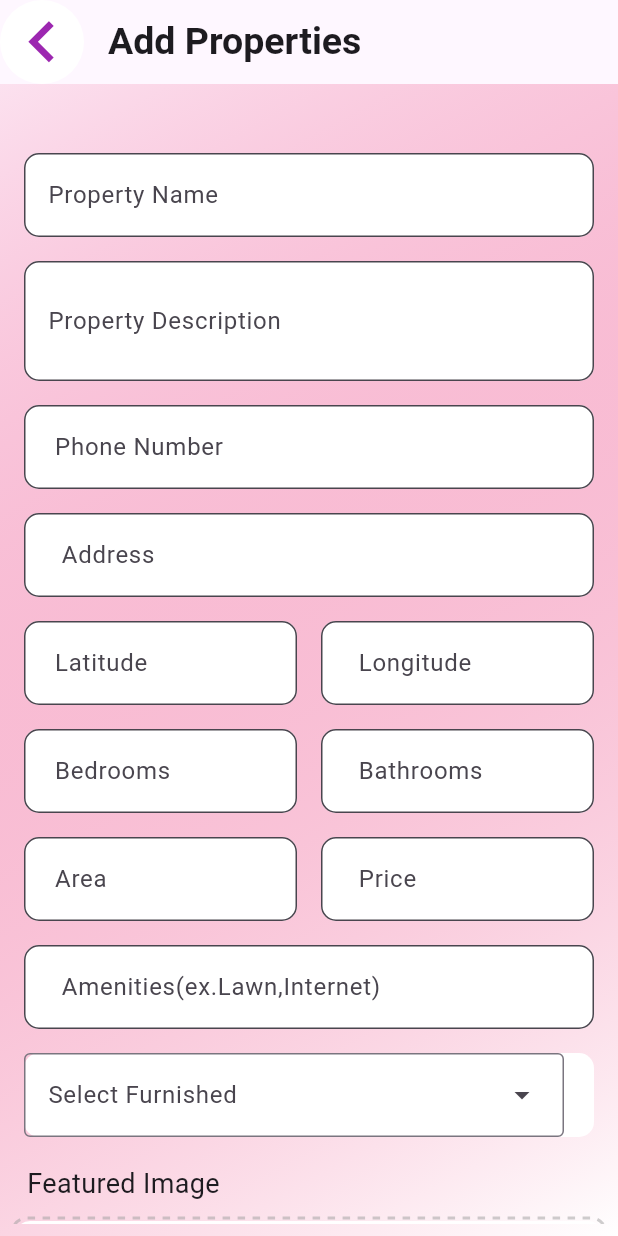
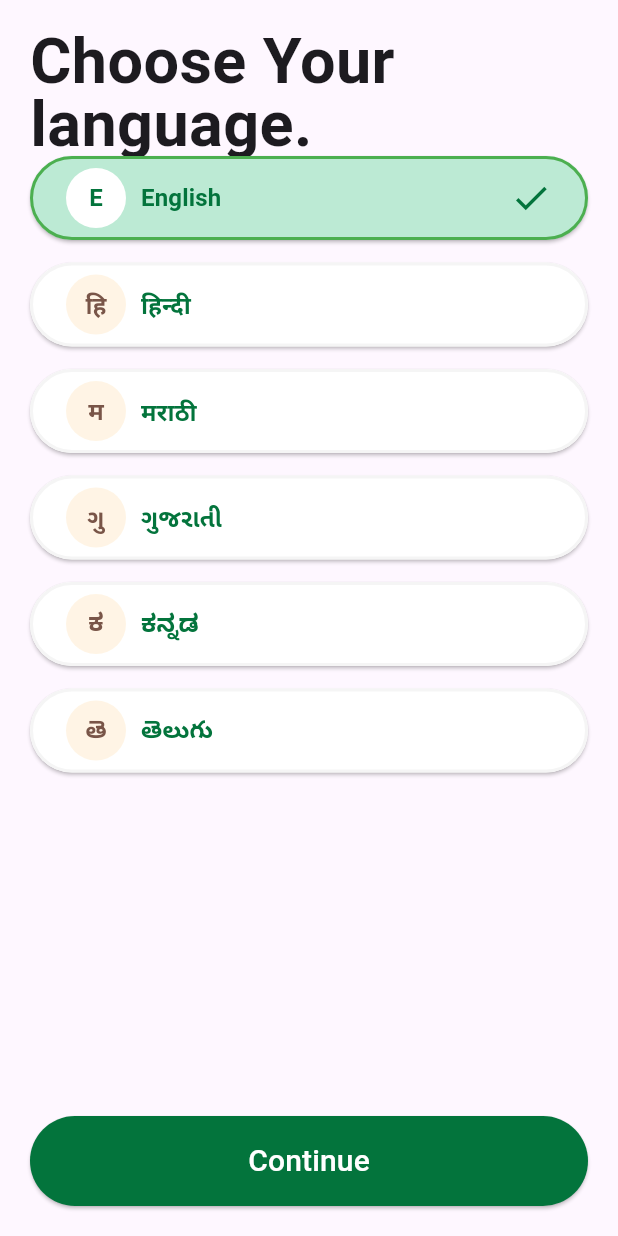
Before and after one commit to keertip775/properties_app, a Flutter app: the screen it shows after launch, on a phone screen of 412 x 824 dp. Run offline on Flutter 3.47's test engine with Material 2 defaults, Android fonts, the phone set to English and light mode, and no system bars; drawn by our look-alikes of dotted_border; our stand-ins replace device_preview.

Commit message:
Change heading text on elevated button click

```diff
--- /dev/null
+++ b/lib/language.dart
@@ -0,0 +1,152 @@
+import 'package:flutter/material.dart';
+// import 'package:get/get.dart';
+// import 'package:get/get_core/src/get_main.dart';
+
+class Language extends StatefulWidget {
+  const Language({super.key});
+
+  @override
+  State<Language> createState() => _LanguageState();
+}
+
+class _LanguageState extends State<Language> {
+  int selectedindex = 0;
+
+  List languages = ["English", "हिन्दी", "मराठी", "ગુજરાતી", "ಕನ್ನಡ", "తెలుగు"];
+  List letters = ["E", "हि", "म", "ગુ", "ಕ", "తె"];
+  List items = [
+    "Continue",
+    "जारी रखना",
+    "चालू ठेवा",
+    "ચાલુ રાખો",
+    "ಮುಂದುವರಿಸಿ",
+    "కొనసాగించు"
+  ];
+  List headings = [
+    "Choose Your language.",
+    "अपनी भाषा चुनें.",
+    "तुमची भाषा निवडा.",
+    "તમારી ભાષા પસંદ કરો.",
+    "ನಿಮ್ಮ ಭಾಷೆಯನ್ನು ಆರಿಸಿ.",
+    "మీ భాషను ఎంచుకోండి."
+  ];
+
+  @override
+  @override
+  Widget build(BuildContext context) {
+    return Scaffold(
+      body: Padding(
+        padding: const EdgeInsets.all(20.0),
+        child: Column(children: [
+          SafeArea(
+            bottom: true,
+            // minimum: EdgeInsets.all(10),
+            // maintainBottomViewPadding: false,
+            child: Text(
+              headings[selectedindex],
+              textAlign: TextAlign.start,
+              style: TextStyle(
+                fontSize: 42,
+                height: 1,
+                fontWeight: FontWeight.bold,
+              ),
+            ),
+          ),
+          Expanded(
+            child: ListView.builder(
+              itemBuilder: (context, index) {
+                return Padding(
+                  padding: const EdgeInsets.only(bottom: 15),
+                  child: ElevatedButton(
+                    onPressed: () {
+                      setState(() {
+                        selectedindex = index;
+// why?
+
+                        // if (selectedindex == index) {
+                        //  Color(0xff4caf50);
+                        // } else {
+                        //   Color(0xfffefefe);
+                        // }
+                      });
+                    },
+
+                    child: Padding(
+                      padding: const EdgeInsets.symmetric(vertical: 8.0),
+                      child: Row(children: [
+                        CircleAvatar(
+                          backgroundColor: selectedindex == index
+                              ? Colors.white
+                              : Colors.orange.withOpacity(0.1),
+                          child: Text(
+                            letters[index],
+                            style: TextStyle(
+                              color: selectedindex == index
+                                  ? Color(0Xff03743c)
+                                  : Colors.brown,
+                              fontWeight: FontWeight.bold,
+                            ),
+                            // "${index + 1}",
+                          ),
+                        ),
+                        SizedBox(
+                          width: 10,
+                        ),
+                        Text(
+                          languages[index],
+                          style: TextStyle(
+                            color: Color(0Xff03743c),
+                            fontSize: 16,
+                            fontWeight: FontWeight.w600,
+                          ),
+                        ),
+                        Spacer(),
+                        if (selectedindex == index)
+                          Icon(
+                            Icons.check,
+                            size: 28,
+                            color: Color(0Xff03743c),
+                          )
+                      ]),
+                    ),
+                    style: ElevatedButton.styleFrom(
+                      // surfaceTintColor: Colors.grey.shade300,
+                      backgroundColor: selectedindex == index
+                          ? Color.fromARGB(255, 188, 234, 212)
+                          : Colors.white,
+                      side: BorderSide(
+                          color: selectedindex == index
+                              ? Colors.green
+                              : Colors.grey.shade100,
+                          width: 2),
+                    ),
+                    // style: ElevatedButton.styleFrom(
+                    //   minimumSize: Size.fromWidth(
+                    //     380,
+                    //   ),
+                  ),
+                );
+              },
+              itemCount: 6,
+            ),
+          ),
+          ElevatedButton(
+            onPressed: () {},
+            child: Text(
+              items[selectedindex],
+              style: TextStyle(
+                color: Colors.white,
+                fontSize: 20,
+              ),
+            ),
+            style: ElevatedButton.styleFrom(
+                backgroundColor: Color(0Xff03743c),
+                minimumSize: Size(400, 60.0)),
+          ),
+        ]),
+      ),
+
+      // ),
+    );
+  }
+}
--- a/lib/main.dart
+++ b/lib/main.dart
@@ -1,6 +1,7 @@
 import 'package:flutter/material.dart';
 import 'package:device_preview/device_preview.dart';
-import 'package:properties_app/homepage.dart';
+import 'package:properties_app/language.dart';
+// import 'package:properties_app/homepage.dart';
 // import 'package:properties_app/page1.dart';
 
 // import 'homepage.dart';
@@ -42,7 +43,7 @@ class MyApp extends StatelessWidget {
         colorScheme: ColorScheme.fromSeed(seedColor: Colors.deepPurple),
         useMaterial3: true,
       ),
-      home: const HomePage(),
+      home: Language(),
     );
   }
 }
--- a/pubspec.yaml
+++ b/pubspec.yaml
@@ -37,6 +37,7 @@ dependencies:
   cupertino_icons: ^1.0.2
   device_preview: ^1.1.0
   dotted_border: ^2.1.0
+  get: ^4.6.5
 
 dev_dependencies:
   flutter_test:
```
Also changed, not shown: pubspec.lock.
